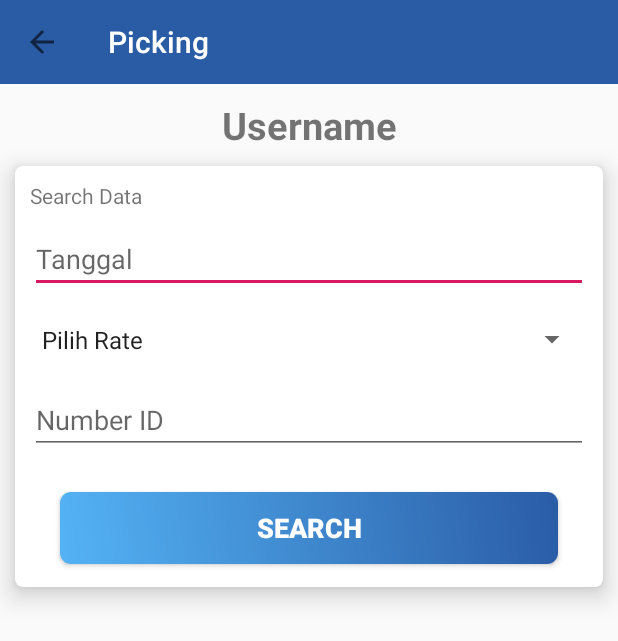
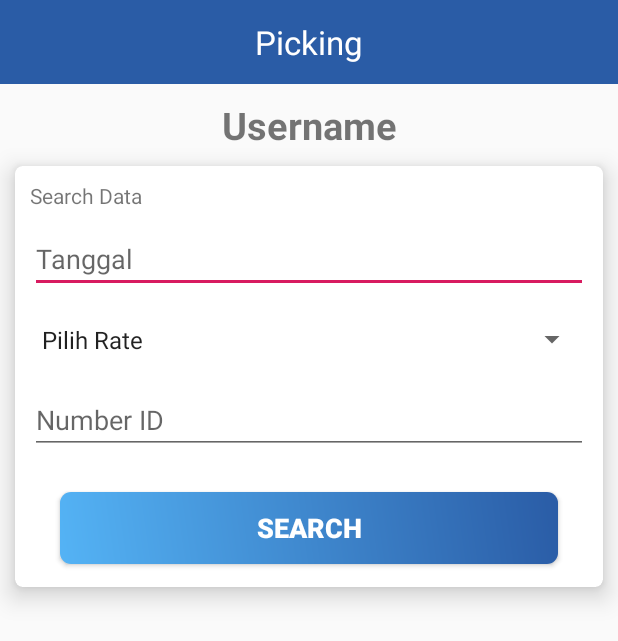
Before and after one commit to drzain/amdes, an Android app: the PickingActivity screen opened directly, with no data from a screen before it, on a phone screen of 412 x 824 dp. Shown: the top 641 px of the screen. Run offline under Robolectric (Android 15) with nearby library versions, the phone set to English and light mode, and no system bars.

Commit message:
proses picking

```diff
--- a/app/src/main/AndroidManifest.xml
+++ b/app/src/main/AndroidManifest.xml
@@ -5,10 +5,12 @@
     <application
         android:allowBackup="true"
         android:icon="@mipmap/ic_launcher"
+        android:name=".AppController"
         android:label="@string/app_name"
         android:roundIcon="@mipmap/ic_launcher_round"
         android:supportsRtl="true"
-        android:theme="@style/AppTheme">
+        android:theme="@style/AppTheme"
+        android:usesCleartextTraffic="true">
         <activity android:name=".DetailArmadaActivity"></activity>
         <activity android:name=".ReportArmadaActivity" />
         <activity android:name=".FormShippingActivity" />
--- a/app/src/main/java/com/sip/amdesmobile/Constants.java
+++ b/app/src/main/java/com/sip/amdesmobile/Constants.java
@@ -9,7 +9,7 @@ public class Constants {
     public static final String URL_REGISTER = "http://sobatexpress.youngdev.web.id/merchantregis";
     public static final String URL_ORDER = "http://sobatexpress.youngdev.web.id/orderapi";
     public static final String URL_ORDER_LIST = "http://sobatexpress.youngdev.web.id/listorderapi";
-    public static final String URL_DATA_PICKING = "http://sobatexpress.youngdev.web.id/listorderapi";
+    public static final String URL_DATA_PICKING = "http://tracking.youngdev.web.id/Cekpicking";
     public static final String URL_HISTORY_LIST = "http://sobatexpress.youngdev.web.id/listhistoryapi";
     public static final String IMAGE_DIRECTORY_NAME = "Sobat Express";
 
--- a/app/src/main/java/com/sip/amdesmobile/PickingActivity.java
+++ b/app/src/main/java/com/sip/amdesmobile/PickingActivity.java
@@ -11,6 +11,7 @@ import android.widget.Button;
 import android.widget.DatePicker;
 import android.widget.EditText;
 import android.widget.Spinner;
+import android.widget.TextView;
 
 import java.text.SimpleDateFormat;
 import java.util.Calendar;
@@ -30,10 +31,12 @@ public class PickingActivity extends AppCompatActivity {
         setContentView(R.layout.activity_picking);
 
         Toolbar toolbar = (Toolbar) findViewById(R.id.toolbarpicking);
+        TextView mTitle = (TextView) toolbar.findViewById(R.id.toolbarpicking_title);
         setSupportActionBar(toolbar);
-        getSupportActionBar().setDisplayHomeAsUpEnabled(true);
-        getSupportActionBar().setDisplayShowHomeEnabled(true);
-        getSupportActionBar().setTitle("Picking");
+        getSupportActionBar().setDisplayHomeAsUpEnabled(false);
+        getSupportActionBar().setDisplayShowHomeEnabled(false);
+        getSupportActionBar().setDisplayShowTitleEnabled(false);
+        mTitle.setText("Picking");
         toolbar.setTitleTextColor(0xFFFFFFFF);
 
         btnSearch = findViewById(R.id.btnSearchPick);
--- a/app/src/main/res/layout/activity_picking.xml
+++ b/app/src/main/res/layout/activity_picking.xml
@@ -11,10 +11,19 @@
         android:layout_width="match_parent"
         android:layout_height="wrap_content"
         android:id="@+id/toolbarpicking"
-        android:title="Picking"
         android:background="#2a5ca6"
-        android:titleTextColor="#FFFFFF"
-        android:textAlignment="center" />
+        android:textAlignment="center" >
+
+        <TextView
+            android:layout_width="wrap_content"
+            android:layout_height="wrap_content"
+            android:text="Toolbar Title"
+            android:textSize="22sp"
+            android:layout_gravity="center"
+            android:textColor="#FFFFFF"
+            android:id="@+id/toolbarpicking_title" />
+
+    </android.support.v7.widget.Toolbar>
 
     <TextView
         android:layout_width="match_parent"
--- a/app/src/main/res/layout/activity_proses_picking.xml
+++ b/app/src/main/res/layout/activity_proses_picking.xml
@@ -27,6 +27,7 @@
         android:textStyle="bold"/>
 
     <TextView
+        android:id="@+id/txtrowpick"
         android:layout_width="match_parent"
         android:layout_height="wrap_content"
         android:layout_marginTop="10dp"
```
Also changed, not shown: app/src/main/java/com/sip/amdesmobile/ProsesPickingActivity.java (+137 -33 lines).
